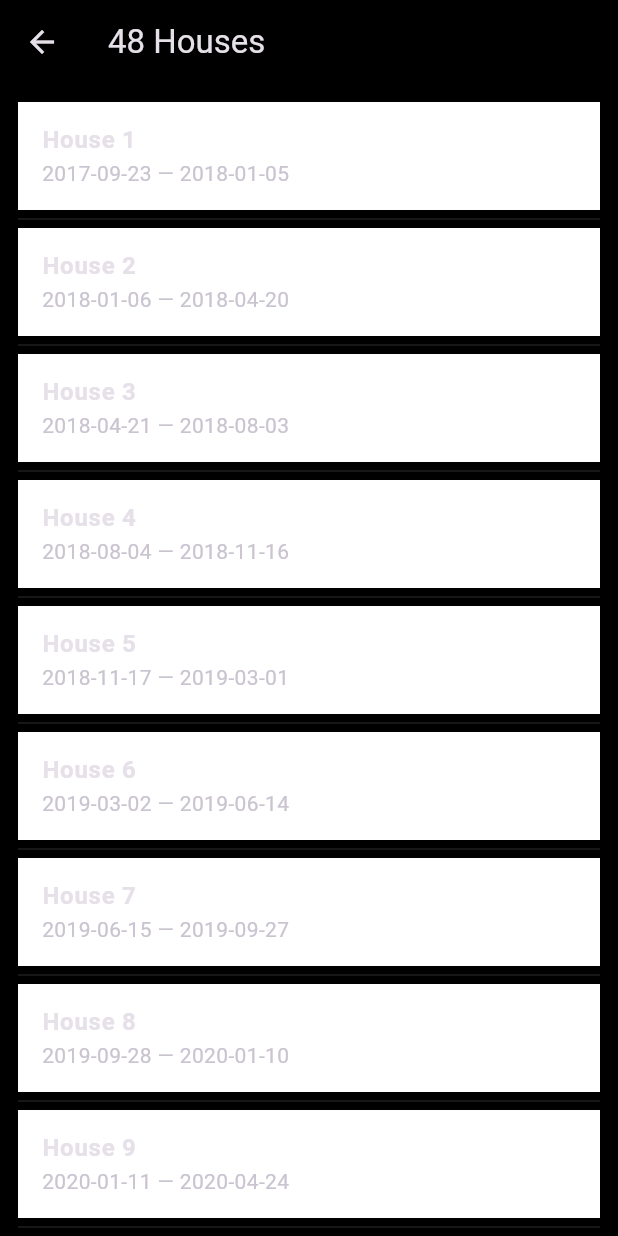
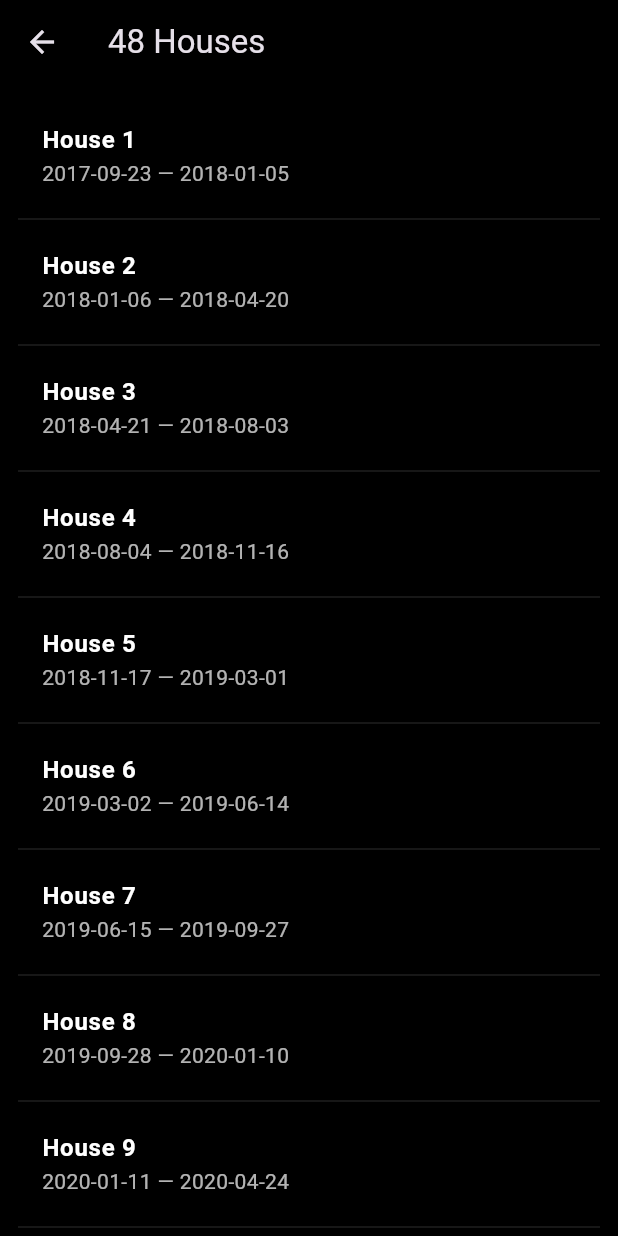
Before and after one commit to Jenis0619/calendar, a Flutter app: the HousesTab screen opened directly, on a phone screen of 412 x 824 dp. Run offline on Flutter 3.47's test engine with Material 3 defaults, Android fonts, the phone set to English and light mode, and no system bars; our stand-ins replace shared_preferences, table_calendar, video_player; accounts and stored records are empty.

Commit message:
change background

```diff
--- a/lib/tabs/houses_tab.dart
+++ b/lib/tabs/houses_tab.dart
@@ -24,10 +24,13 @@ class HousesTab extends StatelessWidget {
           final house = items[idx];
           final number = house.key;
           final range = house.value;
-          return ListTile(
-            tileColor: Colors.white,
-            title: Text('House $number', style: const TextStyle(fontWeight: FontWeight.bold)),
-            subtitle: Text('${_fmt(range.start)} — ${_fmt(range.end)}'),
+          return Container(
+            color: Colors.black,
+            child: ListTile(
+              tileColor: Colors.black,
+              title: Text('House $number', style: const TextStyle(fontWeight: FontWeight.bold, color: Colors.white)),
+              subtitle: Text('${_fmt(range.start)} — ${_fmt(range.end)}', style: const TextStyle(color: Colors.white70)),
+            ),
           );
         },
       ),
```
